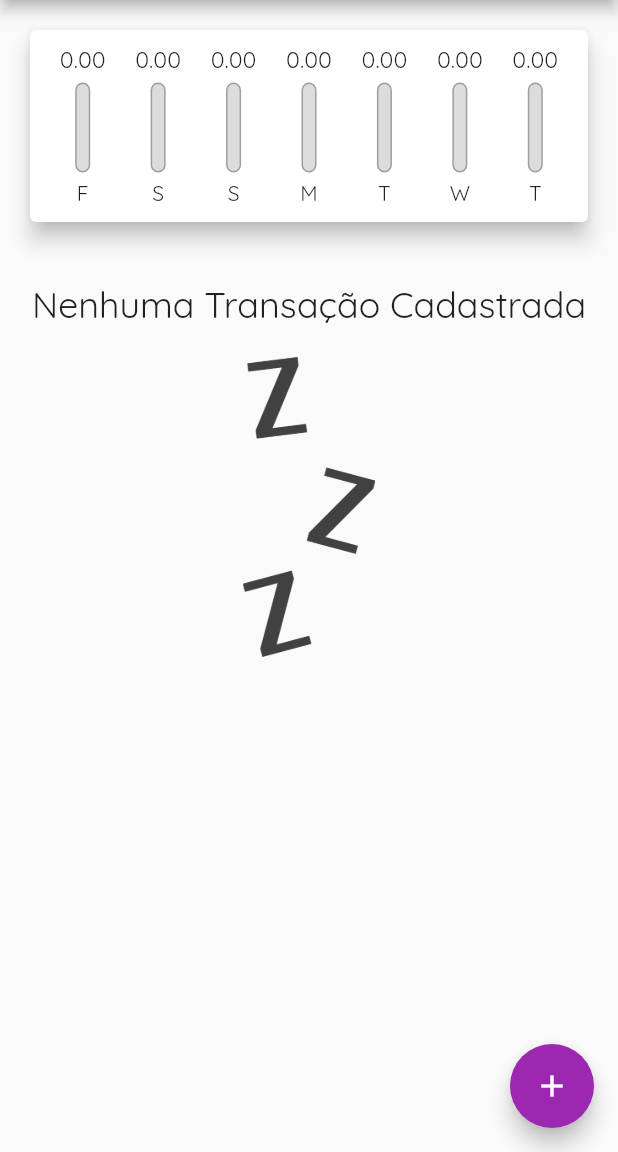
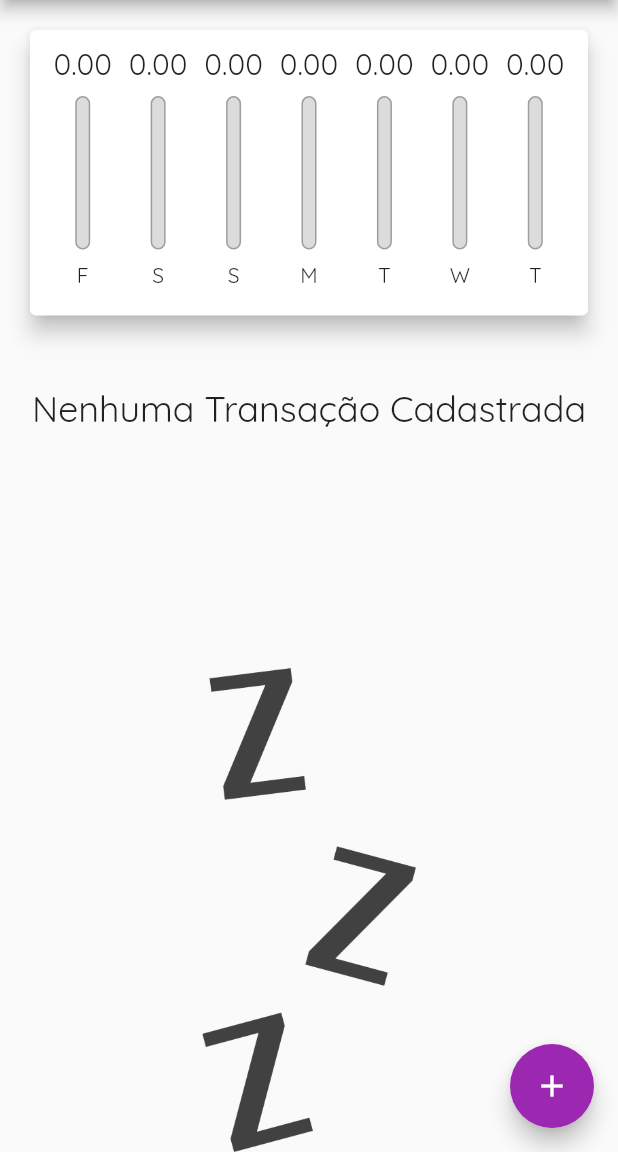
Before and after one commit to Roni-Blive/expenses, a Flutter app: the screen it shows after launch, on a phone screen of 412 x 824 dp, the part 84-1236 px from its top. Run offline on Flutter 3.47's test engine with Material 2 defaults, Android fonts, the phone set to English and light mode, and no system bars.

Commit message:
Projeto android finalizado

```diff
--- a/lib/components/chart_bar.dart
+++ b/lib/components/chart_bar.dart
@@ -14,19 +14,20 @@ class ChartBar extends StatelessWidget {
 
   @override
   Widget build(BuildContext context) {
+    return LayoutBuilder(builder: (ctx, constraints) {
       return Column(
         children: [
           SizedBox(
-          height: 20,
+            height: constraints.maxHeight * 0.15,
             child: FittedBox(
               child: Text(value!.toStringAsFixed(2)),
             ),
           ),
-        const SizedBox(
-          height: 5,
+          SizedBox(
+            height: constraints.maxHeight * 0.05,
           ),
-        Container(
-          height: 60,
+          SizedBox(
+            height: constraints.maxHeight * 0.6,
             width: 10,
             child: Stack(
               alignment: Alignment.bottomCenter,
@@ -53,13 +54,17 @@ class ChartBar extends StatelessWidget {
               ],
             ),
           ),
-        const SizedBox(
-          height: 5,
+          SizedBox(
+            height: constraints.maxHeight * 0.05,
           ),
-        Text(
+          SizedBox(
+            height: constraints.maxHeight * 0.15,
+            child: Text(
               label.toString(),
+            ),
           ),
         ],
       );
+    });
   }
 }
--- a/lib/components/transaciton_form.dart
+++ b/lib/components/transaciton_form.dart
@@ -48,10 +48,16 @@ class _TransactionFormState extends State<TransactionForm> {
 
   @override
   Widget build(BuildContext context) {
-    return Card(
+    return SingleChildScrollView(
+      child: Card(
         elevation: 5,
         child: Padding(
-        padding: const EdgeInsets.all(10),
+          padding: EdgeInsets.only(
+            top: 10,
+            right: 10,
+            left: 10,
+            bottom: 10 + MediaQuery.of(context).viewInsets.bottom
+          ),
           child: Column(
             children: [
               TextField(
@@ -115,6 +121,7 @@ class _TransactionFormState extends State<TransactionForm> {
             ],
           ),
         ),
+      ),
     );
   }
 }
--- a/lib/components/transations_list.dart
+++ b/lib/components/transations_list.dart
@@ -10,30 +10,33 @@ class TransactionList extends StatelessWidget {
 
   @override
   Widget build(BuildContext context) {
-    return SizedBox(
-      height: 400,
-      child: transactions.isEmpty
-          ? Column(
+    return transactions.isEmpty
+        ? LayoutBuilder(builder: (ctx, constrations) {
+          return Column(
             children: [
-                const SizedBox(
-                  height: 20,
+              SizedBox(
+                height: constrations.maxHeight * 0.05,
               ),
-                Text(
+              SizedBox(
+                height: constrations.maxHeight * 0.3,
+                child: Text(
                   "Nenhuma Transação Cadastrada",
                   style: Theme.of(context).textTheme.headlineSmall,
                 ),
-                const SizedBox(
-                  height: 20,
               ),
               SizedBox(
-                  height: 200,
+                height: constrations.maxHeight * 0.05,
+              ),
+              SizedBox(
+                height: constrations.maxHeight * 0.6,
                 child: Image.asset(
                   'assets/images/waiting.png',
                   fit: BoxFit.cover,
                 ),
               ),
             ],
-            )
+          );
+        })
         : ListView.builder(
             itemCount: transactions.length,
             itemBuilder: (ctx, index) {
@@ -67,7 +70,6 @@ class TransactionList extends StatelessWidget {
                   ),
                 ),
               );
-              }),
-    );
+            });
   }
 }
--- a/lib/main.dart
+++ b/lib/main.dart
@@ -20,12 +20,12 @@ class ExpensesApp extends StatelessWidget {
       theme: ThemeData(
         primarySwatch: Colors.purple,
         fontFamily: 'Quicksand',
-        appBarTheme: const AppBarTheme(
+        appBarTheme: AppBarTheme(
           titleTextStyle: TextStyle(
             fontFamily: 'OpenSans',
             fontWeight: FontWeight.bold,
             color: Colors.white,
-            fontSize: 20,
+            fontSize: 20 * MediaQuery.of(context).textScaleFactor,
           ),
         ),
       ),
@@ -50,6 +50,7 @@ class _MyHomePageState extends State<MyHomePage> {
   }
 
   final List<Transaction> _transactions = [];
+  bool _showChart = false;
 
   List<Transaction> get _recentransactions {
     return _transactions.where((tr) {
@@ -74,8 +75,7 @@ class _MyHomePageState extends State<MyHomePage> {
     Navigator.of(context).pop();
   }
 
-  void _deleteTRansaction(String id)
-  {
+  void _deleteTRansaction(String id) {
     setState(() {
       _transactions.removeWhere((tr) => tr.id == id);
     });
@@ -83,24 +83,64 @@ class _MyHomePageState extends State<MyHomePage> {
 
   @override
   Widget build(BuildContext context) {
-    return Scaffold(
-      appBar: AppBar(
+    bool isLandscape =
+        MediaQuery.of(context).orientation == Orientation.landscape;
+
+    final appBar = AppBar(
       title: const Text(
         "Despesas Pessoais",
       ),
       actions: [
+        if (isLandscape)
+          IconButton(
+            onPressed: () => {
+              setState(() {
+                _showChart = !_showChart;
+              })
+            },
+            icon: Icon(_showChart ? Icons.list : Icons.show_chart),
+          ),
         IconButton(
           onPressed: () => _openTransactionFormModal(context),
           icon: const Icon(Icons.add),
         )
       ],
-      ),
+    );
+
+    final aveilebalHeight = MediaQuery.of(context).size.height -
+        appBar.preferredSize.height -
+        MediaQuery.of(context).padding.top;
+
+    return Scaffold(
+      appBar: appBar,
       body: SingleChildScrollView(
         child: Column(
           crossAxisAlignment: CrossAxisAlignment.stretch,
           children: <Widget>[
-            Chart(_recentransactions),
-            TransactionList(_transactions, _deleteTRansaction),
+            // if (isLandscape)
+            //   Row(
+            //     mainAxisAlignment: MainAxisAlignment.center,
+            //     children: [
+            //       const Text('Exibir gráfico'),
+            //       Switch(
+            //           value: _showChart,
+            //           onChanged: (value) {
+            //             setState(() {
+            //               _showChart = value;
+            //             });
+            //           }),
+            //     ],
+            //   ),
+            if (_showChart || !isLandscape)
+              SizedBox(
+                height: aveilebalHeight * (isLandscape ? 0.7 : 0.3),
+                child: Chart(_recentransactions),
+              ),
+            if (!_showChart || !isLandscape)
+              SizedBox(
+                height: aveilebalHeight * 0.7,
+                child: TransactionList(_transactions, _deleteTRansaction),
+              ),
           ],
         ),
       ),
```
Lines whose indentation alone changed are shown as unchanged.
